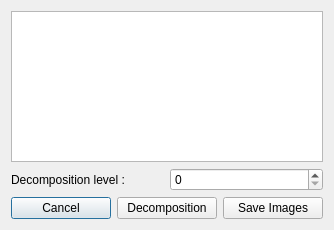
Above: forms/dialog_surface_waveletDecomposition.ui from abletterer/surface_waveletDecomposition before the change. Below: the same form after it.
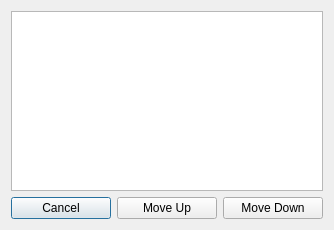
That is the form after the change.

What changed in the file:
```diff
--- a/forms/dialog_surface_waveletDecomposition.ui
+++ b/forms/dialog_surface_waveletDecomposition.ui
@@ -17,20 +17,6 @@
    <item>
     <widget class="QListWidget" name="list_maps"/>
    </item>
-   <item>
-    <layout class="QHBoxLayout" name="horizontalLayout_2">
-     <item>
-      <widget class="QLabel" name="label">
-       <property name="text">
-        <string>Decomposition level :</string>
-       </property>
-      </widget>
-     </item>
-     <item>
-      <widget class="QSpinBox" name="spin_decomposition_level"/>
-     </item>
-    </layout>
-   </item>
    <item>
     <layout class="QHBoxLayout" name="horizontalLayout">
      <item>
@@ -43,14 +29,14 @@
      <item>
       <widget class="QPushButton" name="button_decompose">
        <property name="text">
-        <string>Decomposition</string>
+        <string>Move Up</string>
        </property>
       </widget>
      </item>
      <item>
       <widget class="QPushButton" name="button_saveImages">
        <property name="text">
-        <string>Save Images</string>
+        <string>Move Down</string>
        </property>
       </widget>
      </item>
```
Left out of the diff: 4 changed lines with no effect on the pictures.
